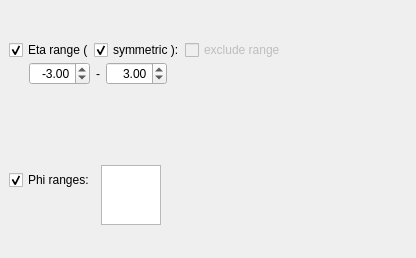
Old version of the form graphics/VP1/VP1Base/src/vp1etaphicutform.ui in the repository rolandjansky/athena.
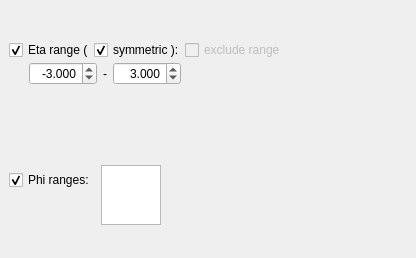
New version of the form. Custom widgets are drawn as their Qt base class.

Commit message: adds 3 digits eta cut, fixes ATLASVPONE-446

The edit to the form file:
```diff
--- a/graphics/VP1/VP1Base/src/vp1etaphicutform.ui
+++ b/graphics/VP1/VP1Base/src/vp1etaphicutform.ui
@@ -129,6 +129,9 @@
             <property name="alignment">
              <set>Qt::AlignRight|Qt::AlignTrailing|Qt::AlignVCenter</set>
             </property>
+            <property name="decimals">
+             <number>3</number>
+            </property>
             <property name="minimum">
              <double>-99.989999999999995</double>
             </property>
@@ -158,6 +161,9 @@
             <property name="alignment">
              <set>Qt::AlignRight|Qt::AlignTrailing|Qt::AlignVCenter</set>
             </property>
+            <property name="decimals">
+             <number>3</number>
+            </property>
             <property name="minimum">
              <double>-99.000000000000000</double>
             </property>
```
